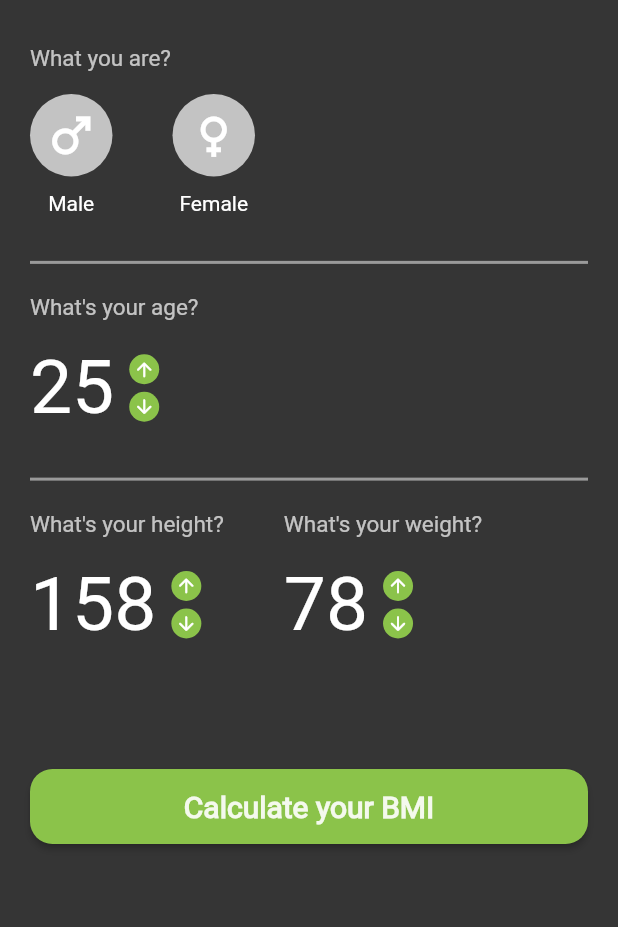
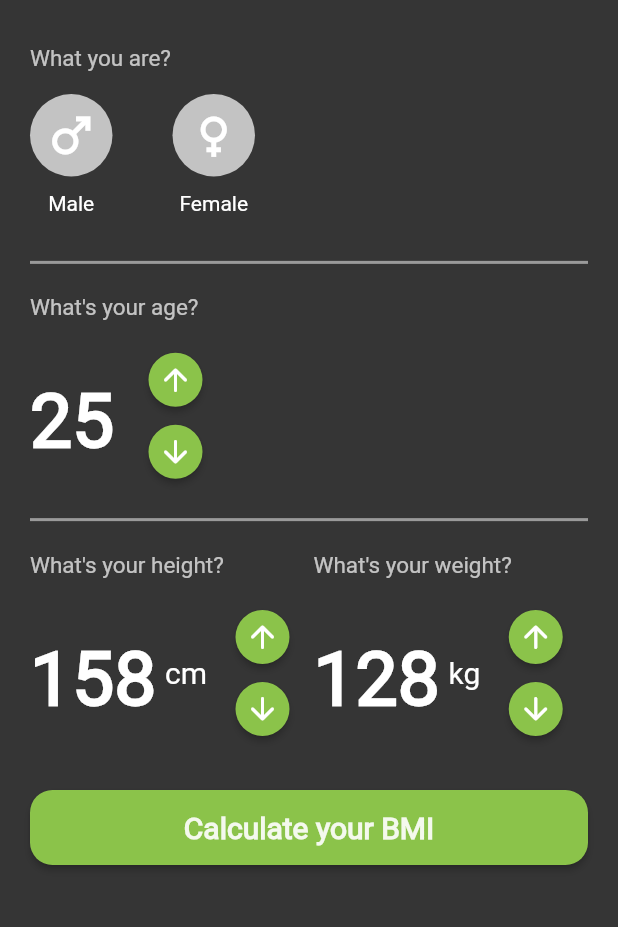
Before and after one commit to AMahmoudian/flutter_app_7__bmi, a Flutter app: the screen it shows after launch, on a phone screen of 412 x 824 dp, the part 89-1016 px from its top. Run offline on Flutter 3.47's test engine with Material 2 defaults, Android fonts, the light colour scheme and no system bars.

Commit message:
change buttons and ...

```diff
--- a/lib/BMI_calculator.dart
+++ b/lib/BMI_calculator.dart
@@ -3,7 +3,8 @@ import 'package:flutter_app_7_bmi_calculator/BMI_result.dart';
 
 const InactiveColor = Colors.white70;
 const ActiveColor = Colors.lightGreen;
-enum Gender{Male,Female}
+
+enum Gender { Male, Female }
 
 class BMIcalculator extends StatefulWidget {
   const BMIcalculator({Key? key}) : super(key: key);
@@ -13,12 +14,11 @@ class BMIcalculator extends StatefulWidget {
 }
 
 class _BMIcalculatorState extends State<BMIcalculator> {
-
   Color MaleCardColor = InactiveColor;
   Color FemaleCardColor = InactiveColor;
 
   void UpdateColor(Gender selectedgender) {
-    if (selectedgender==Gender.Male) {
+    if (selectedgender == Gender.Male) {
       if (MaleCardColor == InactiveColor) {
         MaleCardColor = ActiveColor;
         FemaleCardColor = InactiveColor;
@@ -26,7 +26,7 @@ class _BMIcalculatorState extends State<BMIcalculator> {
         MaleCardColor = InactiveColor;
       }
     }
-    if (selectedgender==Gender.Female) {
+    if (selectedgender == Gender.Female) {
       if (FemaleCardColor == InactiveColor) {
         FemaleCardColor = ActiveColor;
         MaleCardColor = InactiveColor;
@@ -38,7 +38,7 @@ class _BMIcalculatorState extends State<BMIcalculator> {
 
   int age = 25;
   int height = 158;
-  int weight = 78;
+  int weight = 128;
 
   @override
   Widget build(BuildContext context) {
@@ -188,23 +188,37 @@ class _BMIcalculatorState extends State<BMIcalculator> {
                     ),
                     Row(
                       children: [
-                        Text(
+                        SizedBox(
+                          child: Text(
                             '$age',
                             style: TextStyle(
                               color: Color.fromRGBO(255, 255, 255, 1),
                               fontSize: 50,
+                              fontWeight: FontWeight.w900,
                             ),
                           ),
+                          width: 60,
+                          height: 50,
+                        ),
                         SizedBox(
-                          width: 10,
+                          width: 5,
                         ),
                         Column(
                           children: [
-                            arrowUPward(),
-                            SizedBox(
-                              height: 5,
+                            arrowUPward(
+                              onPress: () {
+                                setState(() {
+                                  age++;
+                                });
+                              },
                             ),
-                            arrowDOWNward(),
+                            arrowDOWNward(
+                              onPress: () {
+                                setState(() {
+                                  age--;
+                                });
+                              },
+                            ),
                           ],
                         )
                       ],
@@ -213,7 +227,7 @@ class _BMIcalculatorState extends State<BMIcalculator> {
                 ),
               ),
               SizedBox(
-                height: 30,
+                height: 20,
               ),
               const Divider(
                 color: Color.fromRGBO(255, 255, 255, 0.5),
@@ -242,23 +256,47 @@ class _BMIcalculatorState extends State<BMIcalculator> {
                         ),
                         Row(
                           children: [
-                            Text(
+                            SizedBox(
+                              child: Text(
                                 '$height',
                                 style: TextStyle(
                                   color: Color.fromRGBO(255, 255, 255, 1),
                                   fontSize: 50,
+                                  fontWeight: FontWeight.w900,
+                                ),
+                              ),
+                              height: 50,
+                              width: 85,
+                            ),
+                            SizedBox(
+                              width: 5,
+                            ),
+                            Text(
+                              'cm',
+                              style: TextStyle(
+                                fontSize: 20,
+                                color: Colors.white,
                               ),
                             ),
                             SizedBox(
-                              width: 10,
+                              width: 5,
                             ),
                             Column(
                               children: [
-                                arrowUPward(),
-                                SizedBox(
-                                  height: 5,
+                                arrowUPward(
+                                  onPress: () {
+                                    setState(() {
+                                      height++;
+                                    });
+                                  },
                                 ),
-                                arrowDOWNward(),
+                                arrowDOWNward(
+                                  onPress: () {
+                                    setState(() {
+                                      height--;
+                                    });
+                                  },
+                                ),
                               ],
                             )
                           ],
@@ -267,7 +305,7 @@ class _BMIcalculatorState extends State<BMIcalculator> {
                     ),
                   ),
                   SizedBox(
-                    width: 40,
+                    width: 2,
                   ),
                   Container(
                     child: Column(
@@ -286,23 +324,47 @@ class _BMIcalculatorState extends State<BMIcalculator> {
                         ),
                         Row(
                           children: [
-                            Text(
+                            SizedBox(
+                              child: Text(
                                 '$weight',
                                 style: TextStyle(
                                   color: Color.fromRGBO(255, 255, 255, 1),
                                   fontSize: 50,
+                                  fontWeight: FontWeight.w900,
+                                ),
+                              ),
+                              width: 85,
+                              height: 50,
+                            ),
+                            SizedBox(
+                              width: 5,
+                            ),
+                            Text(
+                              'kg',
+                              style: TextStyle(
+                                fontSize: 20,
+                                color: Colors.white,
                               ),
                             ),
                             SizedBox(
-                              width: 10,
+                              width: 5,
                             ),
                             Column(
                               children: [
-                                arrowUPward(),
-                                SizedBox(
-                                  height: 5,
+                                arrowUPward(
+                                  onPress: () {
+                                    setState(() {
+                                      weight++;
+                                    });
+                                  },
                                 ),
-                                arrowDOWNward(),
+                                arrowDOWNward(
+                                  onPress: () {
+                                    setState(() {
+                                      weight--;
+                                    });
+                                  },
+                                ),
                               ],
                             )
                           ],
@@ -313,7 +375,7 @@ class _BMIcalculatorState extends State<BMIcalculator> {
                 ],
               ),
               SizedBox(
-                height: 80,
+                height: 30,
               ),
               Container(
                 width: double.infinity,
@@ -353,42 +415,40 @@ class _BMIcalculatorState extends State<BMIcalculator> {
 }
 
 class arrowDOWNward extends StatelessWidget {
-  const arrowDOWNward({
-    Key? key,
-  }) : super(key: key);
+  arrowDOWNward({ required this.onPress});
+
+  final VoidCallback  onPress;
 
   @override
   Widget build(BuildContext context) {
-    return Container(
-      width: 20,
-      height: 20,
-      decoration: BoxDecoration(
-        color: Colors.lightGreen,
-        shape: BoxShape.circle,
-      ),
+    return ElevatedButton(
+      onPressed: onPress,
       child: Icon(
         Icons.arrow_downward_rounded,
-        size: 15,
         color: Colors.white,
+      ),
+      style: ElevatedButton.styleFrom(
+        shape: CircleBorder(),
       ),
     );
   }
 }
 
 class arrowUPward extends StatelessWidget {
+  arrowUPward({ required this.onPress});
+
+  final VoidCallback  onPress;
+
   @override
   Widget build(BuildContext context) {
-    return Container(
-      width: 20,
-      height: 20,
-      decoration: BoxDecoration(
-        color: Colors.lightGreen,
-        shape: BoxShape.circle,
-      ),
+    return ElevatedButton(
+      onPressed: onPress,
       child: Icon(
         Icons.arrow_upward_rounded,
-        size: 15,
         color: Colors.white,
+      ),
+      style: ElevatedButton.styleFrom(
+        shape: CircleBorder(),
       ),
     );
   }
```
Lines whose indentation alone changed are shown as unchanged.
